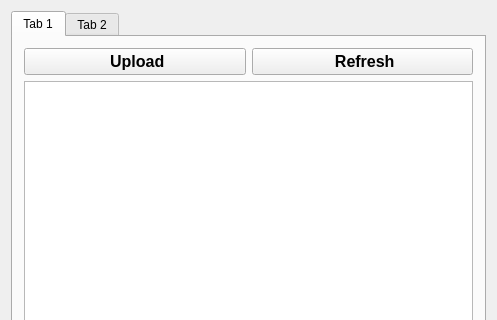
The window that mainwindow.ui (supertriodo/Arena-Tracker) describes before a commit, drawn with Qt 5; both pictures show x 0 to 497 and y 0 to 320 of the 497 by 460 pixel window.
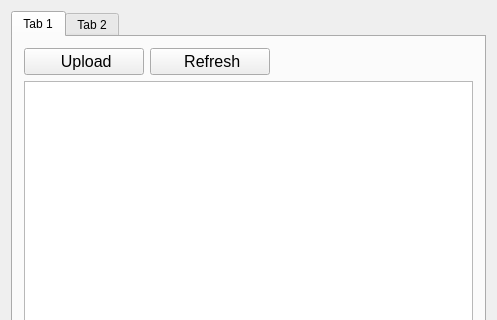
The same window after the commit. Icons and pictures are not drawn.

Commit message: Added donate button.

```diff
--- a/mainwindow.ui
+++ b/mainwindow.ui
@@ -35,11 +35,17 @@
               <verstretch>0</verstretch>
              </sizepolicy>
             </property>
+            <property name="minimumSize">
+             <size>
+              <width>120</width>
+              <height>0</height>
+             </size>
+            </property>
             <property name="font">
              <font>
               <pointsize>12</pointsize>
-              <weight>75</weight>
-              <bold>true</bold>
+              <weight>50</weight>
+              <bold>false</bold>
              </font>
             </property>
             <property name="text">
@@ -51,8 +57,8 @@
             </property>
             <property name="iconSize">
              <size>
-              <width>32</width>
-              <height>32</height>
+              <width>26</width>
+              <height>26</height>
              </size>
             </property>
            </widget>
@@ -65,11 +71,17 @@
               <verstretch>0</verstretch>
              </sizepolicy>
             </property>
+            <property name="minimumSize">
+             <size>
+              <width>120</width>
+              <height>0</height>
+             </size>
+            </property>
             <property name="font">
              <font>
               <pointsize>12</pointsize>
-              <weight>75</weight>
-              <bold>true</bold>
+              <weight>50</weight>
+              <bold>false</bold>
              </font>
             </property>
             <property name="text">
@@ -81,12 +93,51 @@
             </property>
             <property name="iconSize">
              <size>
-              <width>32</width>
-              <height>32</height>
+              <width>26</width>
+              <height>26</height>
              </size>
             </property>
            </widget>
           </item>
+          <item>
+           <spacer name="horizontalSpacer">
+            <property name="orientation">
+             <enum>Qt::Horizontal</enum>
+            </property>
+            <property name="sizeHint" stdset="0">
+             <size>
+              <width>40</width>
+              <height>20</height>
+             </size>
+            </property>
+           </spacer>
+          </item>
+          <item>
+           <widget class="QPushButton" name="donateButton">
+            <property name="sizePolicy">
+             <sizepolicy hsizetype="Minimum" vsizetype="Preferred">
+              <horstretch>0</horstretch>
+              <verstretch>0</verstretch>
+             </sizepolicy>
+            </property>
+            <property name="text">
+             <string/>
+            </property>
+            <property name="icon">
+             <iconset resource="arenatracker.qrc">
+              <normaloff>:/Images/donate.gif</normaloff>:/Images/donate.gif</iconset>
+            </property>
+            <property name="iconSize">
+             <size>
+              <width>92</width>
+              <height>26</height>
+             </size>
+            </property>
+            <property name="flat">
+             <bool>true</bool>
+            </property>
+           </widget>
+          </item>
          </layout>
         </item>
         <item>
```
Left out of the diff: 30 changed lines with no effect on the pictures. The commit also changes 4 other files.
